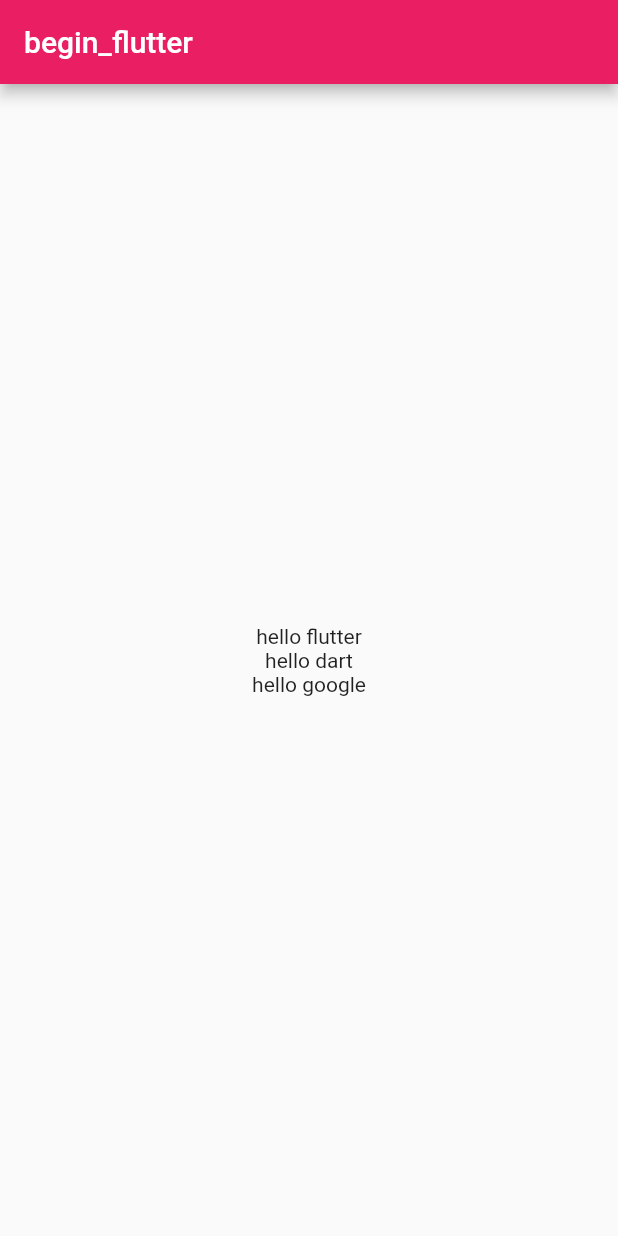
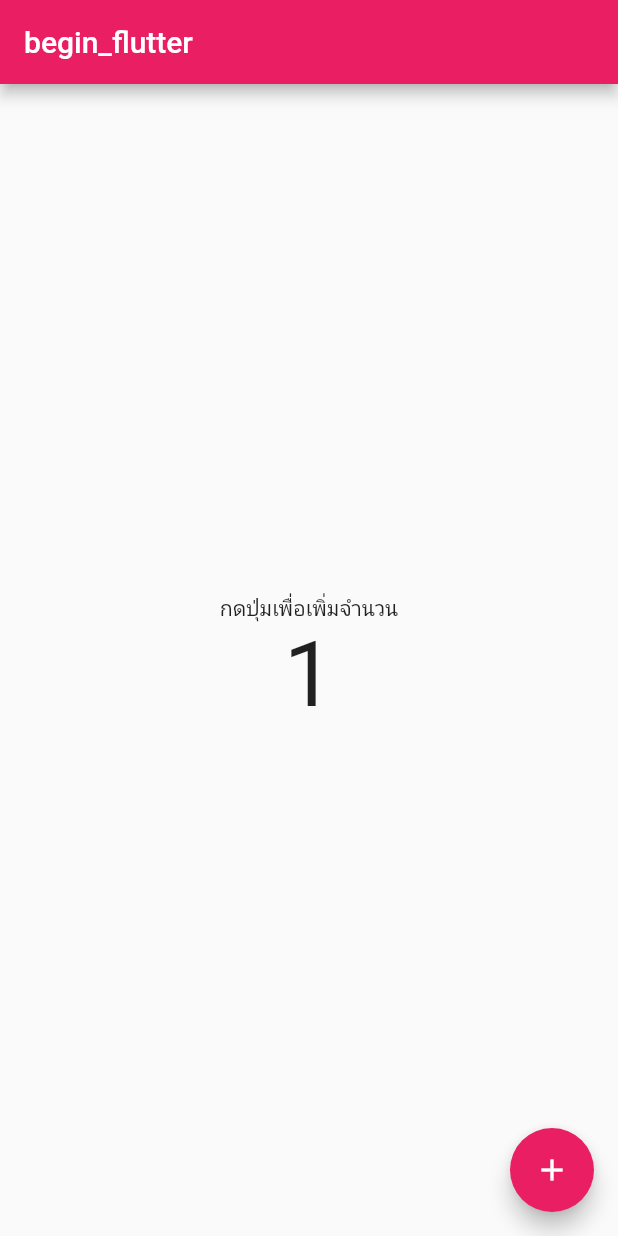
Before and after one commit to tossarporn/beginner_flutter, a Flutter app: the screen it shows after launch, on a phone screen of 412 x 824 dp. Run offline on Flutter 3.47's test engine with Material 2 defaults, Android fonts, the phone set to English and light mode, and no system bars.

Commit message:
create_flotbutton&add_iconbutton

```diff
--- a/lib/main.dart
+++ b/lib/main.dart
@@ -20,13 +20,15 @@ class Myapp extends StatelessWidget {
 
 //สร้าง widget แบบ StatefulWidget เปลี่ยนแปลงค่าได้
 class MyhomePage extends StatefulWidget {
-  const MyhomePage({ Key? key }) : super(key: key);
+  const MyhomePage({Key? key}) : super(key: key);
 
   @override
   _MyhomePageState createState() => _MyhomePageState();
 }
 
 class _MyhomePageState extends State<MyhomePage> {
+  int number = 1; //การสร้าง state
+
   @override
   Widget build(BuildContext context) {
     return Scaffold(
@@ -35,13 +37,20 @@ class _MyhomePageState extends State<MyhomePage> {
       ),
       body: Center(
         child: Column(
-            mainAxisAlignment: MainAxisAlignment.center,//กำหนดตำแหน่งwidgetในแนวตั้ง(start,center,end+spaceBetween(คำนวณระยะห่างwidgetชิดขอบ),spaceAround(คำนวณระยะห่างwidgetไม่ชิดขอบ))
+          mainAxisAlignment: MainAxisAlignment
+              .center, //กำหนดตำแหน่งwidgetในแนวตั้ง(start,center,end+spaceBetween(คำนวณระยะห่างwidgetชิดขอบ),spaceAround(คำนวณระยะห่างwidgetไม่ชิดขอบ))
           children: [
-              Text("hello flutter"),
-              Text("hello dart"),
-              Text("hello google"),
+            Text("กดปุ่มเพื่อเพิ่มจำนวน"),
+            Text(
+              number.toString(), //"$number"แปลง int เป็น string ใช้อันไหนก็ได้
+              style: TextStyle(fontSize: 60),
+            ),
           ],
         ),
+      ),
+      floatingActionButton: FloatingActionButton(
+        onPressed: () {},
+        child:Icon(Icons.add)//สามารถเพิ่ม text()ได้,
       ),
     );
   }
```
Lines whose indentation alone changed are shown as unchanged.
